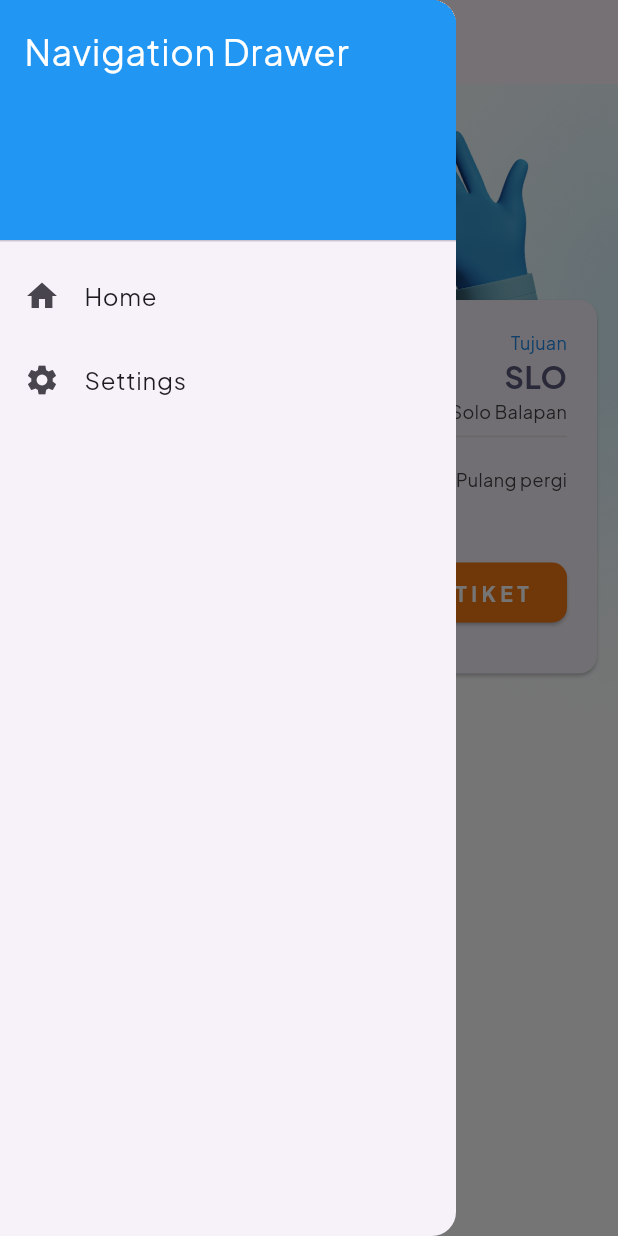
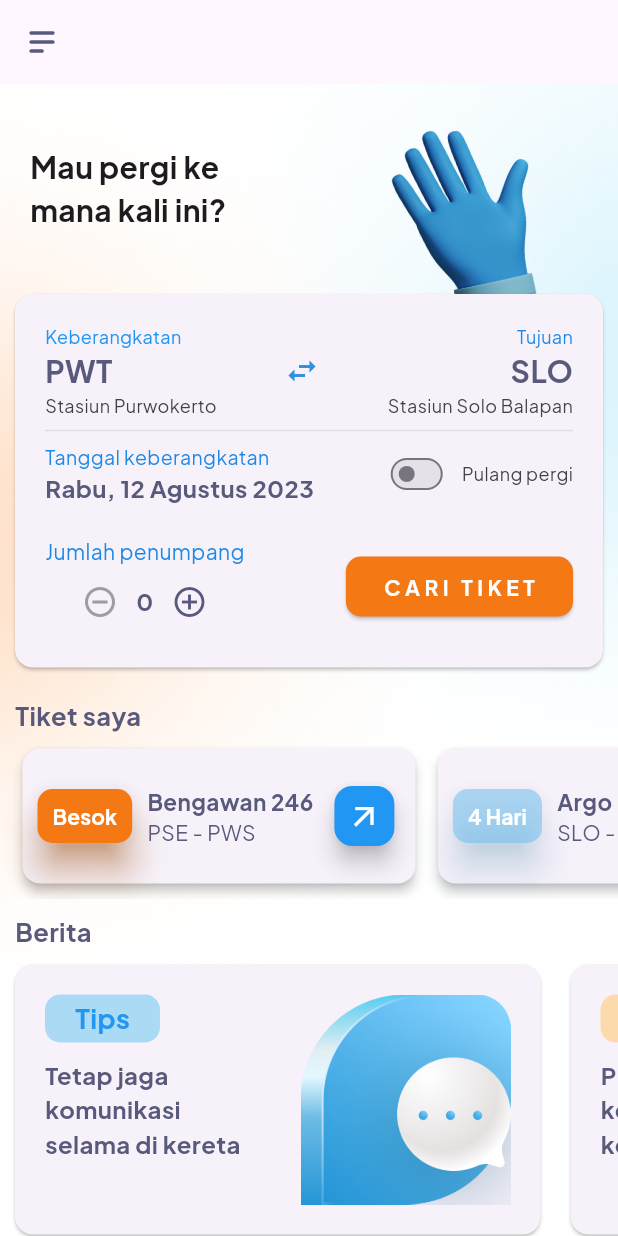
Before and after one commit to FajarAdiSetyawan/Train-Ticketing-Flutter, a Flutter app: the screen it shows after launch, in the side drawer, after a tap on "CARI TIKET", on a phone screen of 412 x 824 dp. Run offline on Flutter 3.47's test engine with Material 2 defaults, Android fonts, the light colour scheme and no system bars; our stand-ins replace date_picker_timeline, flutter_svg, get.

Commit message:
done home page

```diff
--- /dev/null
+++ b/lib/app/constant/drawer.dart
@@ -0,0 +1,48 @@
+import 'package:flutter/material.dart';
+import 'package:get/get.dart';
+
+class MyDrawer extends StatelessWidget {
+  const MyDrawer({
+    super.key,
+  });
+
+  @override
+  Widget build(BuildContext context) {
+    return Drawer(
+      child: ListView(
+        padding: EdgeInsets.zero,
+        children: <Widget>[
+          const DrawerHeader(
+            decoration: BoxDecoration(
+              color: Colors.blue,
+            ),
+            child: Text(
+              'Navigation Drawer',
+              style: TextStyle(
+                color: Colors.white,
+                fontSize: 24,
+              ),
+            ),
+          ),
+          ListTile(
+            leading: Icon(Icons.home), // Change this line to the desired icon
+            title: Text('Home'),
+            onTap: () {
+              // Navigate to the home page
+              Get.toNamed('/home');
+            },
+          ),
+          ListTile(
+            leading: Icon(Icons.settings), // Change this line to the desired icon
+            title: Text('Settings'),
+            onTap: () {
+              // Navigate to the settings page
+              Get.toNamed('/settings');
+            },
+          ),
+          // Add more list tiles for other navigation items
+        ],
+      ),
+    );
+  }
+}
--- a/lib/app/modules/home/controllers/home_controller.dart
+++ b/lib/app/modules/home/controllers/home_controller.dart
@@ -33,4 +33,9 @@ class HomeController extends GetxController {
   }
 
   RxBool switchPP = false.obs;
+
+  RxMap<String, dynamic> title = <String, dynamic>{
+    "departure": "Gambir",
+    "destination": "Solo Balapan",
+  }.obs;
 }
--- a/lib/app/modules/home/views/home_view.dart
+++ b/lib/app/modules/home/views/home_view.dart
@@ -3,6 +3,8 @@ import 'package:flutter/material.dart';
 import 'package:get/get.dart';
 import 'package:flutter_svg/flutter_svg.dart';
 import 'package:train_ticketing/app/constant/colors.dart';
+import 'package:train_ticketing/app/constant/drawer.dart';
+import 'package:train_ticketing/app/modules/home/views/item_home.dart';
 import 'package:train_ticketing/app/routes/app_pages.dart';
 import '../controllers/home_controller.dart';
 
@@ -23,7 +25,9 @@ class HomeView extends GetView<HomeController> {
         ),
       ),
       drawer: const MyDrawer(),
-      body: Stack(
+      body: ListView(
+        children: [
+          Stack(
             children: [
               Container(
                 width: Get.width,
@@ -79,10 +83,8 @@ class HomeView extends GetView<HomeController> {
                   const SizedBox(
                     height: 10,
                   ),
-              Padding(
-                padding: const EdgeInsets.all(10.0),
-                child: SizedBox(
-                  child: Card(
+                  Card(
+                    margin: const EdgeInsets.all(10),
                     child: Padding(
                       padding: const EdgeInsets.all(20.0),
                       child: Column(
@@ -252,7 +254,7 @@ class HomeView extends GetView<HomeController> {
                                 ],
                               ),
                               ElevatedButton(
-                                onPressed: () => Get.toNamed(Routes.SELECT_SEAT),
+                                onPressed: () => Get.toNamed(Routes.SELECT_TRAIN),
                                 style: ElevatedButton.styleFrom(
                                   backgroundColor: orangePrimary,
                                   shape: RoundedRectangleBorder(
@@ -269,12 +271,98 @@ class HomeView extends GetView<HomeController> {
                                 ),
                               ),
                             ],
-                          )
+                          ),
                         ],
                       ),
                     ),
                   ),
+                  Column(
+                    crossAxisAlignment: CrossAxisAlignment.start,
+                    children: [
+                      const Padding(
+                        padding: EdgeInsets.only(
+                          left: 10,
+                          top: 10,
                         ),
+                        child: Text(
+                          "Tiket saya",
+                          style: TextStyle(
+                            fontSize: 17,
+                            color: greyBluePrimary,
+                            fontWeight: FontWeight.bold,
+                          ),
+                        ),
+                      ),
+                      SizedBox(
+                        height: 110,
+                        child: ListView(
+                          scrollDirection: Axis.horizontal,
+                          children: [
+                            CardMyTicketHome(
+                              day: "Besok",
+                              dayColor: orangePrimary,
+                              train: "Bengawan 246",
+                              destination: "PSE - PWS",
+                            ),
+                            CardMyTicketHome(
+                              day: "4 Hari",
+                              dayColor: Color.fromARGB(138, 108, 191, 239),
+                              train: "Argo Lawu 8",
+                              destination: "SLO - GMR",
+                            ),
+                            CardMyTicketHome(
+                              day: "7 Hari",
+                              dayColor: Color.fromARGB(255, 50, 157, 219),
+                              train: "Argo Semeru 18",
+                              destination: "GMR - SGU",
+                            ),
+                          ],
+                        ),
+                      ),
+                    ],
+                  ),
+                  Column(
+                    crossAxisAlignment: CrossAxisAlignment.start,
+                    children: [
+                      const Padding(
+                        padding: EdgeInsets.only(
+                          left: 10,
+                          top: 10,
+                        ),
+                        child: Text(
+                          "Berita",
+                          style: TextStyle(
+                            fontSize: 17,
+                            color: greyBluePrimary,
+                            fontWeight: FontWeight.bold,
+                          ),
+                        ),
+                      ),
+                      SizedBox(
+                        height: 200,
+                        child: ListView(
+                          scrollDirection: Axis.horizontal,
+                          children: [
+                            ItemCardNewsHome(
+                              title: "Tips",
+                              message: "Tetap jaga\nkomunikasi\nselama di kereta",
+                              titleColor: Colors.blue,
+                              backgroundTitle: Color(0x9273C8F0),
+                              src: 'assets/images/chat.png',
+                            ),
+                            ItemCardNewsHome(
+                              title: "Update",
+                              message: "Protokol\nkesehatan di\nkereta",
+                              titleColor: Colors.orange,
+                              backgroundTitle: Color(0xA4FFCC80),
+                              src: 'assets/images/hand_plus.png',
+                            ),
+                          ],
+                        ),
+                      ),
+                    ],
+                  )
+                ],
               ),
             ],
           ),
@@ -283,49 +371,3 @@ class HomeView extends GetView<HomeController> {
     );
   }
 }
-
-class MyDrawer extends StatelessWidget {
-  const MyDrawer({
-    super.key,
-  });
-
-  @override
-  Widget build(BuildContext context) {
-    return Drawer(
-      child: ListView(
-        padding: EdgeInsets.zero,
-        children: <Widget>[
-          const DrawerHeader(
-            decoration: BoxDecoration(
-              color: Colors.blue,
-            ),
-            child: Text(
-              'Navigation Drawer',
-              style: TextStyle(
-                color: Colors.white,
-                fontSize: 24,
-              ),
-            ),
-          ),
-          ListTile(
-            leading: Icon(Icons.home), // Change this line to the desired icon
-            title: Text('Home'),
-            onTap: () {
-              // Navigate to the home page
-              Get.toNamed('/home');
-            },
-          ),
-          ListTile(
-            leading: Icon(Icons.settings), // Change this line to the desired icon
-            title: Text('Settings'),
-            onTap: () {
-              // Navigate to the settings page
-              Get.toNamed('/settings');
-            },
-          ),
-          // Add more list tiles for other navigation items
-        ],
-      ),
-    );
-  }
-}
--- /dev/null
+++ b/lib/app/modules/home/views/item_home.dart
@@ -0,0 +1,176 @@
+import 'package:flutter/material.dart';
+import 'package:train_ticketing/app/constant/colors.dart';
+import 'package:get/get.dart';
+import 'package:train_ticketing/app/routes/app_pages.dart';
+
+class CardMyTicketHome extends StatelessWidget {
+  CardMyTicketHome({
+    super.key,
+    required this.day,
+    required this.dayColor,
+    required this.train,
+    required this.destination,
+  });
+
+  String day = "";
+  Color dayColor;
+  String train = "";
+  String destination = "";
+
+  @override
+  Widget build(BuildContext context) {
+    return Card(
+      elevation: 3,
+      margin: const EdgeInsets.only(
+        left: 15,
+        top: 10,
+        bottom: 10,
+      ),
+      child: Padding(
+        padding: const EdgeInsets.all(10.0),
+        child: Row(
+          mainAxisAlignment: MainAxisAlignment.spaceBetween,
+          children: [
+            ElevatedButton(
+              onPressed: () => Get.toNamed(Routes.SELECT_SEAT),
+              style: ElevatedButton.styleFrom(
+                shadowColor: dayColor,
+                elevation: 10,
+                backgroundColor: dayColor,
+                minimumSize: Size.zero, // Set this
+                padding: const EdgeInsets.symmetric(
+                  vertical: 8.0,
+                  horizontal: 10.0,
+                ), // and this
+                shape: RoundedRectangleBorder(
+                  borderRadius: BorderRadius.circular(10),
+                ),
+              ),
+              child: Text(
+                day,
+                style: const TextStyle(
+                  color: Colors.white,
+                  fontWeight: FontWeight.bold,
+                ),
+              ),
+            ),
+            const SizedBox(
+              width: 10,
+            ),
+            Column(
+              mainAxisAlignment: MainAxisAlignment.center,
+              crossAxisAlignment: CrossAxisAlignment.start,
+              children: [
+                Text(
+                  train,
+                  style: const TextStyle(
+                    color: greyBluePrimary,
+                    fontWeight: FontWeight.bold,
+                    fontSize: 15,
+                  ),
+                ),
+                Text(
+                  destination,
+                  style: const TextStyle(
+                    color: greyBluePrimary,
+                    fontSize: 14,
+                  ),
+                ),
+              ],
+            ),
+            const SizedBox(
+              width: 10,
+            ),
+            FloatingActionButton.small(
+              onPressed: () {},
+              backgroundColor: Colors.blue[500],
+              child: const Icon(
+                Icons.arrow_outward,
+                color: Colors.white,
+              ),
+            )
+          ],
+        ),
+      ),
+    );
+  }
+}
+
+
+// ignore: must_be_immutable
+class ItemCardNewsHome extends StatelessWidget {
+  ItemCardNewsHome({
+    super.key,
+    required this.title,
+    required this.message,
+    required this.titleColor,
+    required this.backgroundTitle,
+    required this.src,
+  });
+
+  String title = "";
+  String message = "";
+  Color titleColor;
+  Color backgroundTitle;
+  String src = "";
+
+  @override
+  Widget build(BuildContext context) {
+    return Card(
+      margin: const EdgeInsets.all(10),
+      child: Row(
+        mainAxisAlignment: MainAxisAlignment.spaceBetween,
+        children: [
+          Padding(
+            padding: const EdgeInsets.all(20.0),
+            child: Column(
+              crossAxisAlignment: CrossAxisAlignment.start,
+              children: [
+                Container(
+                  decoration: BoxDecoration(
+                    color: backgroundTitle,
+                    borderRadius: BorderRadius.circular(10),
+                  ),
+                  child: Padding(
+                    padding: const EdgeInsets.only(
+                      top: 3,
+                      left: 20,
+                      right: 20,
+                      bottom: 3,
+                    ),
+                    child: Text(
+                      title,
+                      style: TextStyle(
+                        fontSize: 18,
+                        color: titleColor,
+                        fontWeight: FontWeight.bold,
+                      ),
+                    ),
+                  ),
+                ),
+                const SizedBox(
+                  height: 10,
+                ),
+                Text(
+                  message,
+                  style: const TextStyle(
+                    color: greyBluePrimary,
+                    fontSize: 16,
+                    fontWeight: FontWeight.bold,
+                  ),
+                )
+              ],
+            ),
+          ),
+          Padding(
+            padding: const EdgeInsets.all(20.0),
+            child: SizedBox(
+              width: 140,
+              child: Image.asset(src),
+            ),
+          ),
+        ],
+      ),
+    );
+  }
+}
--- a/lib/app/modules/select_train/views/select_train_view.dart
+++ b/lib/app/modules/select_train/views/select_train_view.dart
@@ -1,23 +1,75 @@
+import 'package:date_picker_timeline/date_picker_timeline.dart';
 import 'package:flutter/material.dart';
 
 import 'package:get/get.dart';
+import 'package:train_ticketing/app/modules/home/controllers/home_controller.dart';
 
 import '../controllers/select_train_controller.dart';
 
 class SelectTrainView extends GetView<SelectTrainController> {
-  const SelectTrainView({Key? key}) : super(key: key);
+  String titleSelectTrain = ""; // Declare the variable without initialization
+
+  void initializeTitle() {
+    final controllerHome = Get.find<HomeController>();
+    titleSelectTrain = "${controllerHome.title['departure']} - ${controllerHome.title['destination']}";
+  }
+
+  // final Rx<DateTime> _selectedDate = DateTime.now().add(const Duration(days: 2)).obs;
+
+  final DatePickerController _datePickerController = DatePickerController();
+
   @override
   Widget build(BuildContext context) {
+    var now = DateTime.now();
+    DateTime startDate = now.subtract(const Duration(days: 14));
+    DateTime endDate = now.add(const Duration(days: 60));
+    print('startDate = $startDate ; endDate = $endDate');
+
+    initializeTitle();
+
     return Scaffold(
       appBar: AppBar(
-        title: const Text('SelectTrainView'),
+        title: Text(titleSelectTrain), // Use the initialized titleSelectTrain here
         centerTitle: true,
       ),
-      body: const Center(
-        child: Text(
-          'SelectTrainView is working',
-          style: TextStyle(fontSize: 20),
-        ),
+      body: Stack(
+        children: [
+          Container(
+            width: Get.width,
+            height: Get.height,
+            decoration: const BoxDecoration(
+              image: DecorationImage(
+                image: AssetImage("assets/images/bg_img.png"),
+                fit: BoxFit.cover,
+              ),
+            ),
+          ),
+          Column(
+            children: [
+              Padding(
+                padding: const EdgeInsets.all(20.0),
+                child: Column(
+                  mainAxisAlignment: MainAxisAlignment.center,
+                  children: <Widget>[
+                    DatePicker(
+                      DateTime.now(),
+                      initialSelectedDate: DateTime.now(),
+                      locale: 'id',
+                      activeDates: [
+                        DateTime.now(),
+                      ],
+                      selectionColor: Colors.blue,
+                      selectedTextColor: Colors.white,
+                      onDateChange: (date) {
+                        // New date selected
+                      },
+                    ),
+                  ],
+                ),
+              )
+            ],
+          ),
+        ],
       ),
     );
   }
--- a/lib/app/routes/app_pages.dart
+++ b/lib/app/routes/app_pages.dart
@@ -29,7 +29,7 @@ class AppPages {
     ),
     GetPage(
       name: _Paths.SELECT_TRAIN,
-      page: () => const SelectTrainView(),
+      page: () => SelectTrainView(),
       binding: SelectTrainBinding(),
     ),
     GetPage(
--- a/pubspec.yaml
+++ b/pubspec.yaml
@@ -7,6 +7,7 @@ environment:
 
 dependencies:
   cupertino_icons: ^1.0.2
+  date_picker_timeline: ^1.2.5
   flutter:
     sdk: flutter
   flutter_svg: ^2.0.7
```
Also changed, not shown: assets/images/chat.png (added), assets/images/hand_plus.png (added), pubspec.lock. Lines whose indentation alone changed are shown as unchanged.
